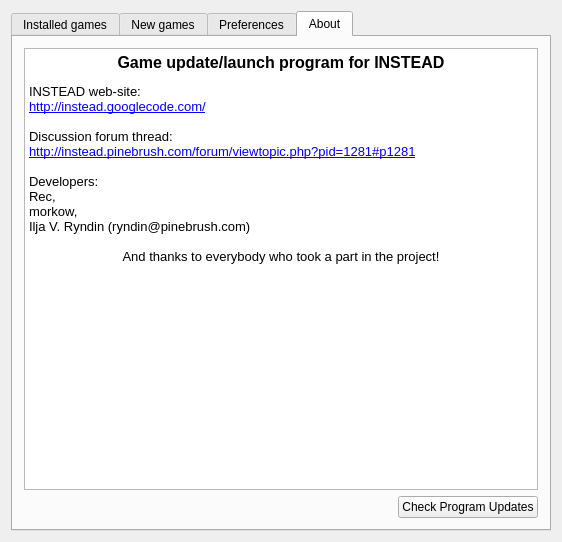
Before: the Qt Designer form mainwindow.ui in instead-hub/instead-launcher, drawn with Qt 5.
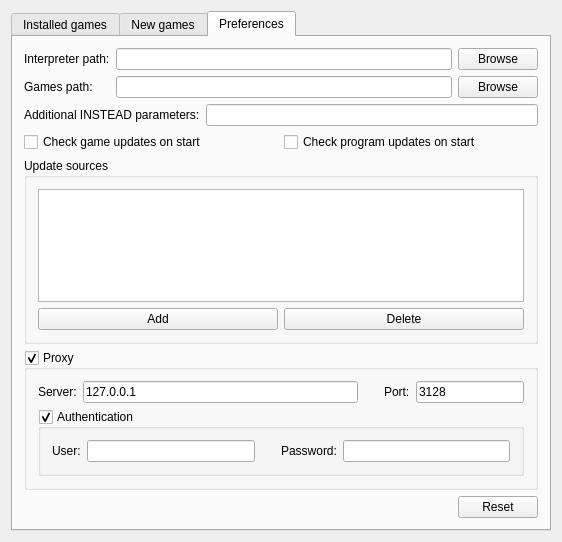
After: the same form once the commit is applied. The open tabs and pages were chosen to show the change.

```diff
--- a/mainwindow.ui
+++ b/mainwindow.ui
@@ -496,60 +496,6 @@
         </item>
        </layout>
       </widget>
-      <widget class="QWidget" name="tabAbout">
-       <attribute name="title">
-        <string>About</string>
-       </attribute>
-       <layout class="QVBoxLayout" name="verticalLayout_2">
-        <item>
-         <widget class="QTextBrowser" name="textAbout">
-          <property name="html">
-           <string>&lt;!DOCTYPE HTML PUBLIC &quot;-//W3C//DTD HTML 4.0//EN&quot; &quot;http://www.w3.org/TR/REC-html40/strict.dtd&quot;&gt;
-&lt;html&gt;&lt;head&gt;&lt;meta name=&quot;qrichtext&quot; content=&quot;1&quot; /&gt;&lt;style type=&quot;text/css&quot;&gt;
-p, li { white-space: pre-wrap; }
-&lt;/style&gt;&lt;/head&gt;&lt;body style=&quot; font-family:'Sans'; font-size:10pt; font-weight:400; font-style:normal;&quot;&gt;
-&lt;p align=&quot;center&quot; style=&quot; margin-top:14px; margin-bottom:12px; margin-left:0px; margin-right:0px; -qt-block-indent:0; text-indent:0px;&quot;&gt;&lt;span style=&quot; font-family:'Sans Serif'; font-size:12pt; font-weight:600;&quot;&gt;Game update/launch program for INSTEAD&lt;/span&gt;&lt;/p&gt;
-&lt;p style=&quot; margin-top:0px; margin-bottom:0px; margin-left:0px; margin-right:0px; -qt-block-indent:0; text-indent:0px;&quot;&gt;&lt;span style=&quot; font-family:'Sans Serif';&quot;&gt;INSTEAD web-site:&lt;br /&gt;&lt;/span&gt;&lt;a href=&quot;http://code.google.com/p/instead/&quot;&gt;&lt;span style=&quot; font-family:'Sans Serif'; text-decoration: underline; color:#0000ff;&quot;&gt;http://instead.googlecode.com/&lt;/span&gt;&lt;/a&gt;&lt;span style=&quot; font-family:'Sans Serif';&quot;&gt;&lt;br /&gt;&lt;/span&gt;&lt;/p&gt;
-&lt;p style=&quot; margin-top:0px; margin-bottom:0px; margin-left:0px; margin-right:0px; -qt-block-indent:0; text-indent:0px;&quot;&gt;&lt;span style=&quot; font-family:'Sans Serif';&quot;&gt;Discussion forum thread:&lt;br /&gt;&lt;/span&gt;&lt;a href=&quot;http://instead.pinebrush.com/forum/viewtopic.php?pid=1281#p1281&quot;&gt;&lt;span style=&quot; font-family:'Sans Serif'; text-decoration: underline; color:#0000ff;&quot;&gt;http://instead.pinebrush.com/forum/viewtopic.php?pid=1281#p1281&lt;/span&gt;&lt;/a&gt;&lt;span style=&quot; font-family:'Sans Serif';&quot;&gt; &lt;/span&gt;&lt;/p&gt;
-&lt;p style=&quot;-qt-paragraph-type:empty; margin-top:0px; margin-bottom:0px; margin-left:0px; margin-right:0px; -qt-block-indent:0; text-indent:0px; font-family:'Sans Serif';&quot;&gt;&lt;/p&gt;
-&lt;p style=&quot; margin-top:0px; margin-bottom:0px; margin-left:0px; margin-right:0px; -qt-block-indent:0; text-indent:0px;&quot;&gt;&lt;span style=&quot; font-family:'Sans Serif';&quot;&gt;Developers:&lt;/span&gt;&lt;/p&gt;
-&lt;p style=&quot; margin-top:0px; margin-bottom:0px; margin-left:0px; margin-right:0px; -qt-block-indent:0; text-indent:0px;&quot;&gt;&lt;span style=&quot; font-family:'Sans Serif';&quot;&gt;Rec, &lt;/span&gt;&lt;/p&gt;
-&lt;p style=&quot; margin-top:0px; margin-bottom:0px; margin-left:0px; margin-right:0px; -qt-block-indent:0; text-indent:0px;&quot;&gt;&lt;span style=&quot; font-family:'Sans Serif';&quot;&gt;morkow, &lt;/span&gt;&lt;/p&gt;
-&lt;p style=&quot; margin-top:0px; margin-bottom:0px; margin-left:0px; margin-right:0px; -qt-block-indent:0; text-indent:0px;&quot;&gt;&lt;span style=&quot; font-family:'Sans Serif';&quot;&gt;Ilja V. Ryndin (ryndin@pinebrush.com)&lt;/span&gt;&lt;/p&gt;
-&lt;p style=&quot;-qt-paragraph-type:empty; margin-top:0px; margin-bottom:0px; margin-left:0px; margin-right:0px; -qt-block-indent:0; text-indent:0px; font-family:'Sans Serif';&quot;&gt;&lt;/p&gt;
-&lt;p align=&quot;center&quot; style=&quot; margin-top:0px; margin-bottom:0px; margin-left:0px; margin-right:0px; -qt-block-indent:0; text-indent:0px;&quot;&gt;&lt;span style=&quot; font-family:'Sans Serif';&quot;&gt;And thanks to everybody who took a part in the project!&lt;/span&gt;&lt;/p&gt;&lt;/body&gt;&lt;/html&gt;</string>
-          </property>
-          <property name="openExternalLinks">
-           <bool>true</bool>
-          </property>
-         </widget>
-        </item>
-        <item>
-         <layout class="QHBoxLayout" name="horizontalLayout_6">
-          <item>
-           <spacer name="horizontalSpacer_5">
-            <property name="orientation">
-             <enum>Qt::Horizontal</enum>
-            </property>
-            <property name="sizeHint" stdset="0">
-             <size>
-              <width>58</width>
-              <height>20</height>
-             </size>
-            </property>
-           </spacer>
-          </item>
-          <item>
-           <widget class="QPushButton" name="checkUpdatesButton">
-            <property name="text">
-             <string>Check Program Updates</string>
-            </property>
-           </widget>
-          </item>
-         </layout>
-        </item>
-       </layout>
-      </widget>
      </widget>
     </item>
    </layout>
```
